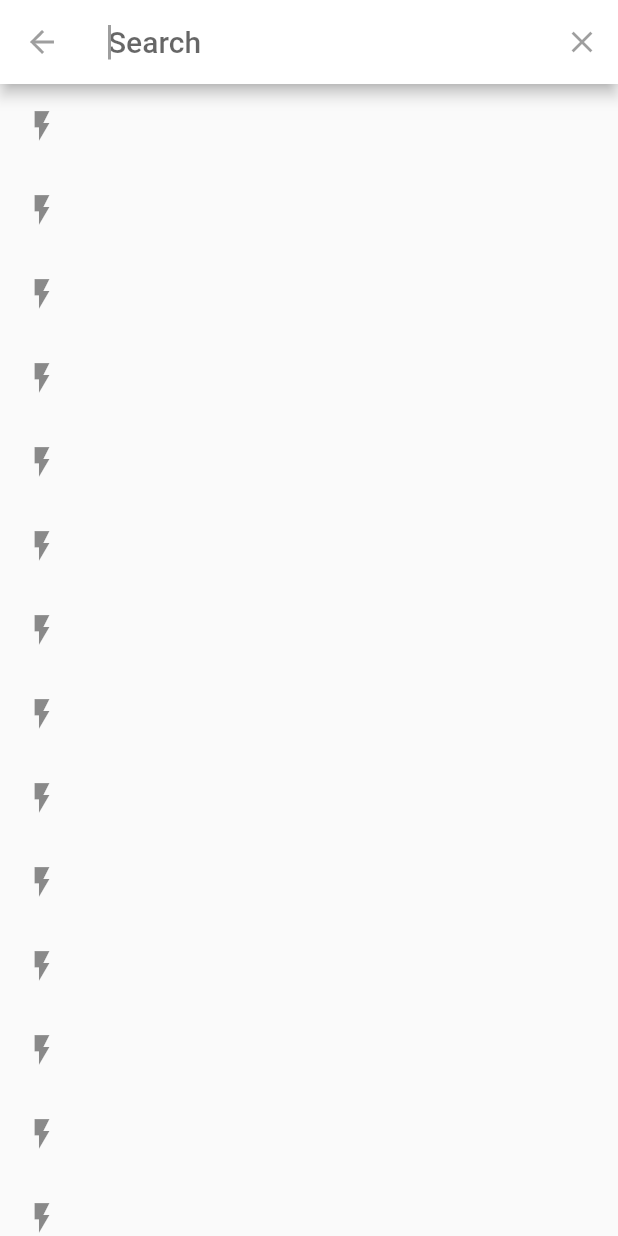
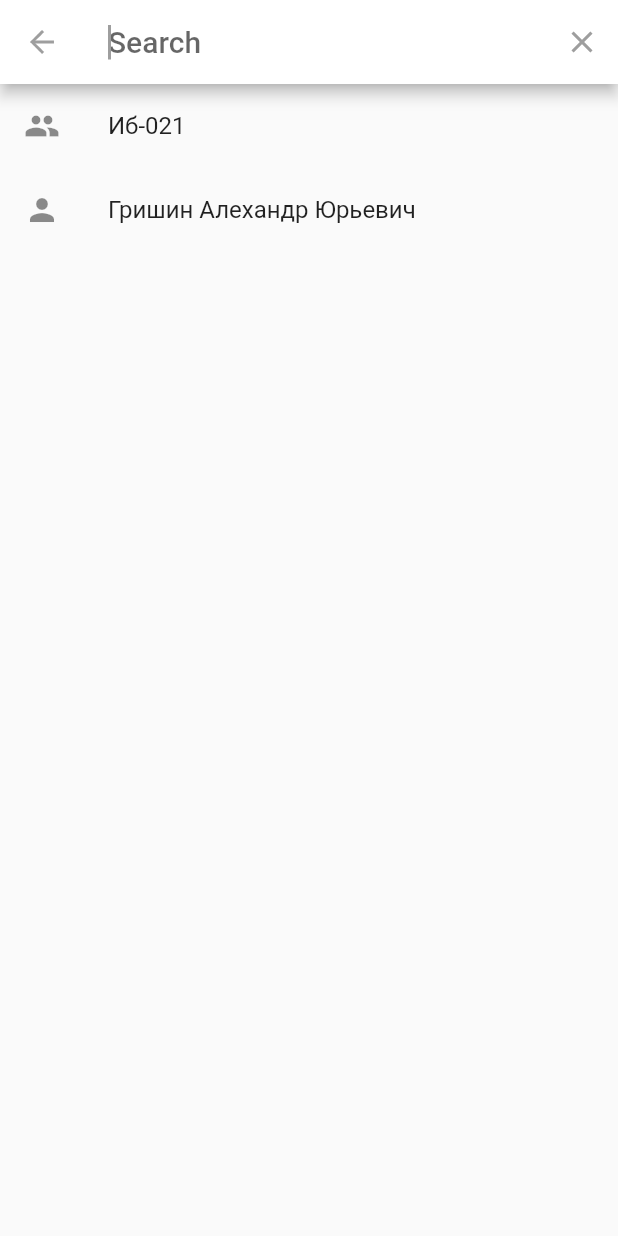
Before and after one commit to CoolONEOfficial/ranepa_timetable, a Flutter app: the screen it shows after launch, after a tap on the "search" icon, on a phone screen of 412 x 824 dp. Run offline on Flutter 3.47's test engine with Material 2 defaults, Android fonts, the light colour scheme and no system bars; network calls fail.

Commit message:
Good work

```diff
--- a/lib/main.dart
+++ b/lib/main.dart
@@ -8,10 +8,45 @@ import 'dart:async';
 import 'package:http/http.dart' as http;
 import 'package:xml/xml.dart' as xml;
 
+enum Type { Teacher, Group, Unknown }
+
+class _SearchItem {
+  const _SearchItem(this.type, this.id, this.title);
+
+  final Type type;
+  final int id;
+  final String title;
+
+  @override
+  String toString() {
+    return "Search item: type - " +
+        type.toString() +
+        ", id - " +
+        id.toString() +
+        ", title - " +
+        title +
+        ".\n";
+  }
+}
+
 class GroupSearch extends SearchDelegate<String> {
+  List<_SearchItem> suggestions = [];
+
+  final recentSuggestions = [
+    _SearchItem(Type.Group, 15016, "Иб-021"),
+    _SearchItem(Type.Teacher, 39, "Гришин Алехандр Юрьевич"),
+  ];
+
   @override
   List<Widget> buildActions(BuildContext) {
-    return [IconButton(icon: Icon(Icons.clear))];
+    return [
+      IconButton(
+        icon: Icon(Icons.clear),
+        onPressed: () {
+          query = "";
+        },
+      )
+    ];
   }
 
   @override
@@ -20,7 +55,8 @@ class GroupSearch extends SearchDelegate<String> {
         icon: AnimatedIcon(
             icon: AnimatedIcons.menu_arrow, progress: transitionAnimation),
         onPressed: () {
-          showSearch(context: context, delegate: GroupSearch());
+
+          close(context, null);
         });
   }
 
@@ -29,9 +65,6 @@ class GroupSearch extends SearchDelegate<String> {
     // TODO: implement buildResults
     return null;
   }
-
-  String text = '';
-  int groupId = 15022;
 
   void startLoad() async {
     // Send the POST request, with full SOAP envelope as the request body.
@@ -49,28 +82,71 @@ class GroupSearch extends SearchDelegate<String> {
 </soap:Envelope>
 ''');
 
+    final itemArr = xml
+        .parse(response.body)
+        .children[1]
+        .firstChild
+        .firstChild
+        .firstChild
+        .children;
 
+    suggestions.clear();
+    for (var mItem in itemArr) {
+      Type mItemType;
 
-    // Use the xml package's 'parse' method to parse the response.
-    xml.XmlDocument parsedXml = xml.parse(response.body);
+      switch (mItem.children[0].text) {
+        case "Prep":
+          mItemType = Type.Teacher;
+          break;
+        case "Group":
+          mItemType = Type.Group;
+          break;
+        default:
+          mItemType = Type.Unknown;
+      }
 
-    log(parsedXml.firstChild.firstChild.toString());
-
+      suggestions.add(_SearchItem(
+        mItemType,
+        int.parse(mItem.children[1].text),
+        mItem.children[2].text,
+      ));
+    }
+    print(suggestions);
   }
 
   @override
   Widget buildSuggestions(BuildContext context) {
     startLoad();
-    // TODO: implement buildSuggestions
+
+    final finalSuggestions = query.isEmpty
+        ? recentSuggestions
+        : suggestions.where((p) => p.title.startsWith(query)).toList();
+
     return ListView.builder(
-        itemBuilder: (context, index) => ListTile(
-              leading: Icon(Icons.flash_on),
-            ));
+        itemBuilder: (context, index) {
+          IconData iconData;
+          switch (finalSuggestions[index].type) {
+            case Type.Unknown:
+              iconData = Icons.insert_drive_file;
+              break;
+            case Type.Teacher:
+              iconData = Icons.person;
+              break;
+            case Type.Group:
+              iconData = Icons.group;
+              break;
+          }
+
+          return ListTile(
+            leading: Icon(iconData),
+            title: Text(finalSuggestions[index].title),
+          );
+        },
+        itemCount: finalSuggestions.length);
   }
 }
 
 class TimetableWidget extends StatefulWidget {
-
   @override
   _TimetableWidgetState createState() => _TimetableWidgetState();
 }
@@ -86,17 +162,6 @@ class _TimetableWidgetState extends State<TimetableWidget> {
     return Scaffold(
         key: _scaffoldKey,
         appBar: AppBar(
-          leading: IconButton(
-            tooltip: 'Navigation menu',
-            icon: AnimatedIcon(
-              icon: AnimatedIcons.menu_arrow,
-              color: Colors.white,
-              progress: _delegate.transitionAnimation,
-            ),
-            onPressed: () {
-              _scaffoldKey.currentState.openDrawer();
-            },
-          ),
           actions: <Widget>[
             IconButton(
               tooltip: 'Search',
```
